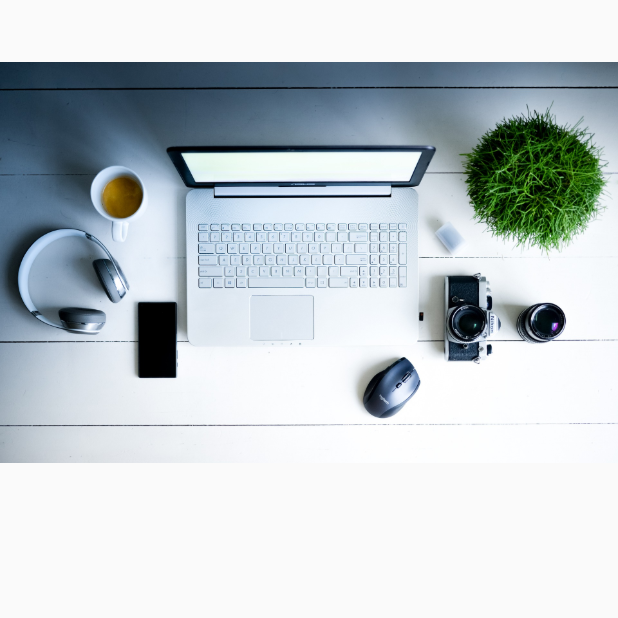
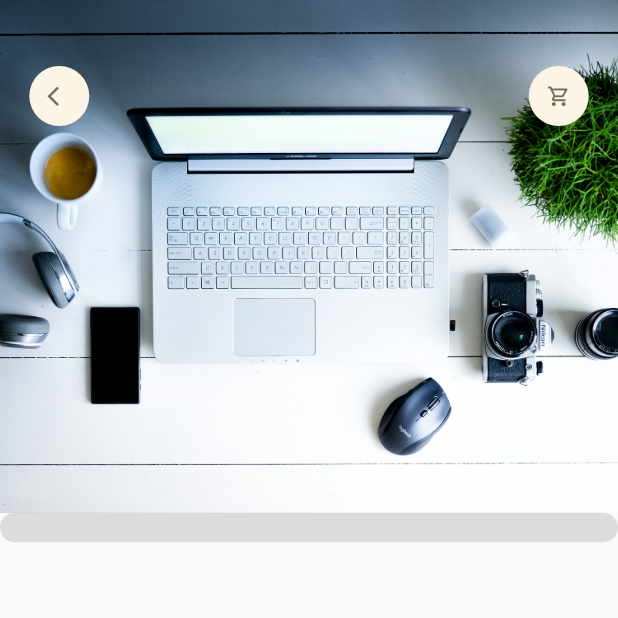
Before and after one commit to johngolem/Turaco, a Flutter app: the screen it shows after launch, on a phone screen of 412 x 824 dp, the top half of it. Run offline on Flutter 3.47's test engine with Material 2 defaults, Android fonts, the phone set to English and light mode, and no system bars; our stand-ins replace dots_indicator, get.

Commit message:
add container for product details

```diff
--- a/lib/pages/product/popular_product.dart
+++ b/lib/pages/product/popular_product.dart
@@ -1,4 +1,6 @@
 import 'package:flutter/material.dart';
+import 'package:turac/utils/dimensions.dart';
+import 'package:turac/widgets/appIcon.dart';
 
 class PopularProductDetail extends StatelessWidget {
   const PopularProductDetail({ Key? key }) : super(key: key);
@@ -13,9 +15,10 @@ class PopularProductDetail extends StatelessWidget {
             right: 0,
             child: Container(
               width: double.maxFinite,
-              height: 350,
+              height: Dimensions.popProductImgSize,
               decoration: BoxDecoration(
                 image: DecorationImage(
+                  fit: BoxFit.cover,
                   image: AssetImage(
                     "assets/image/comp.jpg"
                   )
@@ -24,6 +27,30 @@ class PopularProductDetail extends StatelessWidget {
 
 
 
+          )),
+          Positioned(
+            top:Dimensions.height45,
+            left:Dimensions.width20,
+            right: Dimensions.width20,
+            child: Row(
+              mainAxisAlignment: MainAxisAlignment.spaceBetween,
+               children: [
+              AppIcon(icon: Icons.arrow_back_ios),
+              AppIcon(icon: Icons.shopping_cart_outlined)
+
+            ],
+
+          )),
+          Positioned(
+            left: 0,
+            right: 0,
+            top: Dimensions.popProductImgSize,
+            child: Container(
+              padding: EdgeInsets.only(left: Dimensions.width20, right: Dimensions.width20, top: Dimensions.height20),
+                decoration: BoxDecoration(
+                  borderRadius: BorderRadius.circular(Dimensions.radius20),
+                  color: Colors.black12,
+                ),
           ))
         ],
       ),
--- a/lib/utils/dimensions.dart
+++ b/lib/utils/dimensions.dart
@@ -2,6 +2,8 @@ import 'package:get/get.dart';
 
 class Dimensions {
 
+
+  //height =844
   static double screenWidth = Get.context!.width;
   static double screenHeight = Get.context!.height;
 
@@ -14,7 +16,8 @@ class Dimensions {
   static double height20 = screenHeight / 42.2;
   static double height15 = screenHeight / 56.27;
   static double height25 = screenHeight / 33.76;
-   static double height30 = screenHeight / 28.13;
+  static double height30 = screenHeight / 28.13;
+  static double height45 = screenHeight / 18.75;
 
 //dynamic width padding and margin
 static double width10 = screenHeight / 84.8;
@@ -22,6 +25,7 @@ static double width20 = screenHeight / 42.2;
 static double width15 = screenHeight / 56.27;
 static double width25 = screenHeight / 33.76;
 static double width30 = screenHeight / 28.13;
+static double width45 = screenHeight / 18.75;
 
 
 //radius
@@ -34,8 +38,28 @@ static double font20 = screenHeight / 42.2;
 
 //iconsize
 static double iconsize24 = screenHeight / 35.17;
+static double iconsize16 = screenHeight / 52.75;
 
 //listview
 static double listViewImgSize = screenWidth / 3.25;
 static double listViewTxtContsize = screenWidth / 3.9;
+
+//popular product]
+
+static double popProductImgSize = screenHeight / 2.41;
+
+
+
+
+
+
+
+
+
+
+
+
+
+
+
 }
--- /dev/null
+++ b/lib/widgets/appIcon.dart
@@ -0,0 +1,35 @@
+import 'package:flutter/material.dart';
+import 'package:turac/utils/dimensions.dart';
+
+class AppIcon extends StatelessWidget {
+  final IconData icon;
+  final Color backgroundColor;
+  final Color iconColor;
+
+  final double size;
+  AppIcon({Key? key,
+required this.icon,
+  this.backgroundColor=const Color(0xfffcf4e4),
+  this.iconColor=const Color(0xff756d54),
+  this.size=40
+}) : super(key: key);
+
+  @override
+  Widget build(BuildContext context) {
+    return Container(
+      width: size,
+      height: size,
+      decoration: BoxDecoration(
+        borderRadius: BorderRadius.circular(size/2),
+        color: backgroundColor
+      ),
+      child: Icon(
+        icon,
+        color: iconColor,
+        size: Dimensions.iconsize16,
+
+        )
+        );
+
+  }
+}
```
